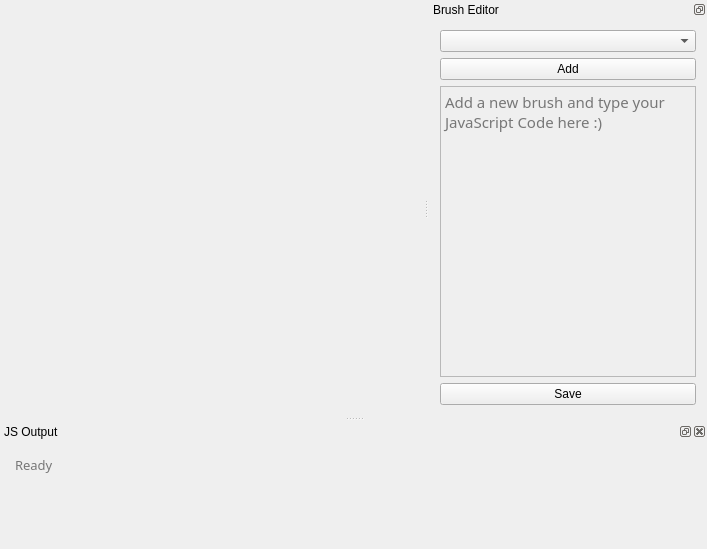
teamxy/qrush, file ui/MainWindow.ui: the form before one commit.
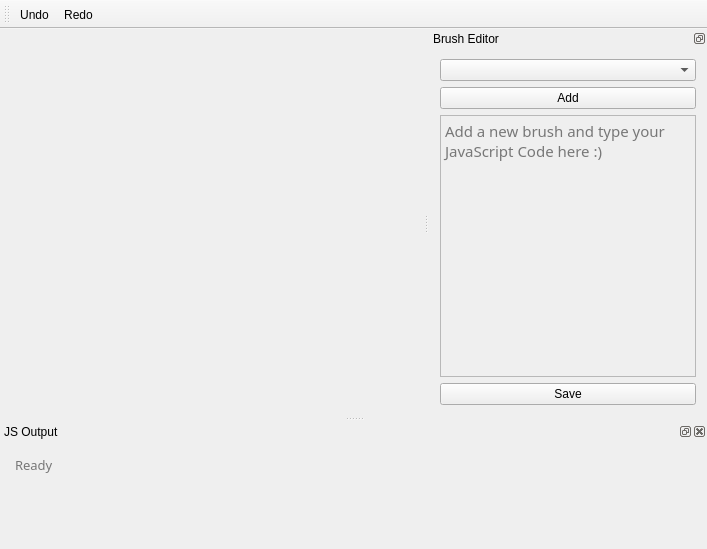
The form after the commit. Icons and pictures are not drawn.

Commit message: Add undo and redo features

```diff
--- a/ui/MainWindow.ui
+++ b/ui/MainWindow.ui
@@ -234,6 +234,49 @@
     </layout>
    </widget>
   </widget>
+  <widget class="QToolBar" name="toolBar">
+   <property name="windowTitle">
+    <string>toolBar</string>
+   </property>
+   <property name="iconSize">
+    <size>
+     <width>20</width>
+     <height>20</height>
+    </size>
+   </property>
+   <attribute name="toolBarArea">
+    <enum>TopToolBarArea</enum>
+   </attribute>
+   <attribute name="toolBarBreak">
+    <bool>true</bool>
+   </attribute>
+   <addaction name="actionUndo"/>
+   <addaction name="actionRedo"/>
+  </widget>
+  <action name="actionUndo">
+   <property name="icon">
+    <iconset resource="../icons.qrc">
+     <normaloff>:/res/undo.png</normaloff>:/res/undo.png</iconset>
+   </property>
+   <property name="text">
+    <string>Undo</string>
+   </property>
+   <property name="shortcut">
+    <string>Ctrl+Z</string>
+   </property>
+  </action>
+  <action name="actionRedo">
+   <property name="icon">
+    <iconset resource="../icons.qrc">
+     <normaloff>:/res/redo.png</normaloff>:/res/redo.png</iconset>
+   </property>
+   <property name="text">
+    <string>Redo</string>
+   </property>
+   <property name="shortcut">
+    <string>Ctrl+Shift+Z</string>
+   </property>
+  </action>
  </widget>
  <layoutdefault spacing="6" margin="11"/>
  <resources/>
```
Left out of the diff: 10 changed lines with no effect on the pictures. The commit also changes 9 other files.
